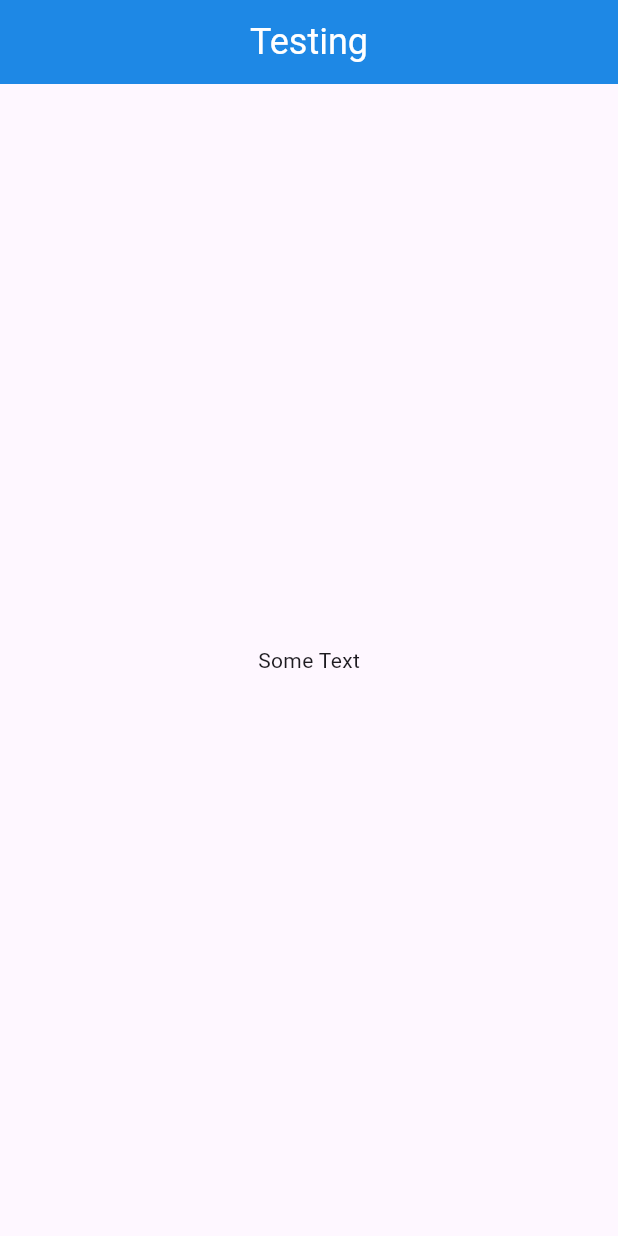
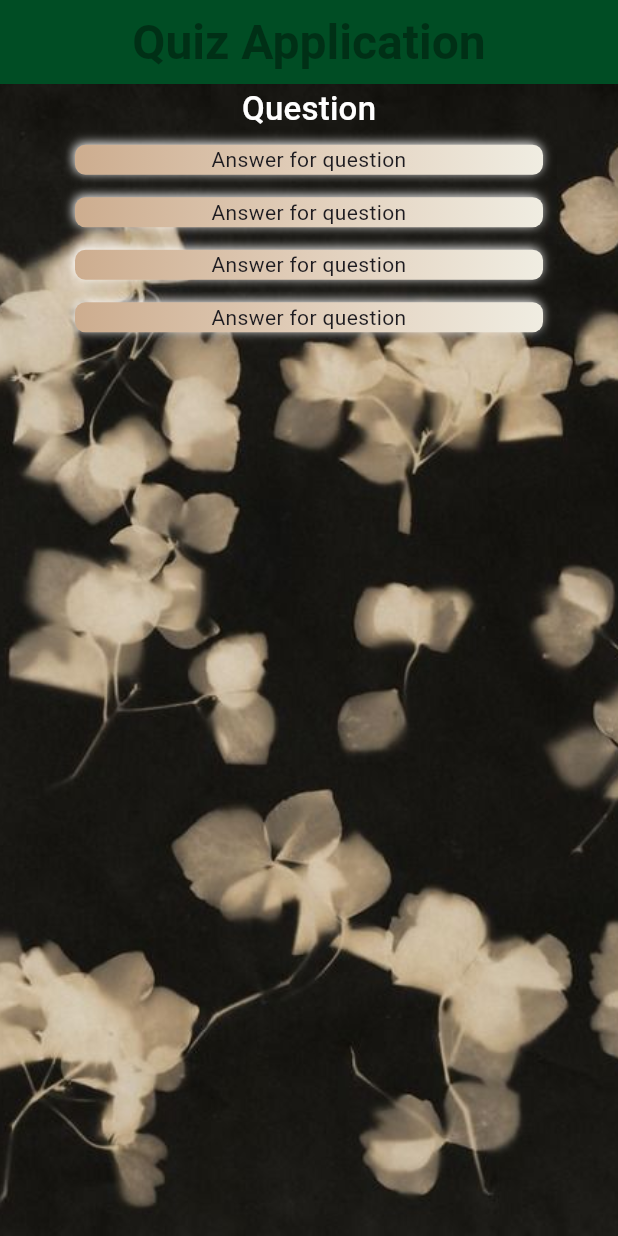
Before and after one commit to noragami66/Basics, a Flutter app: the screen it shows after launch, on a phone screen of 412 x 824 dp. Run offline on Flutter 3.47's test engine with Material 3 defaults, Android fonts, the phone set to English and light mode, and no system bars; Roboto replaces fonts that are missing (Georgia).

Commit message:
Lesson 7. Answers and questions

```diff
--- a/lib/ContainerSample/edge_insets_margin_padding2.dart
+++ b/lib/ContainerSample/edge_insets_margin_padding2.dart
@@ -16,8 +16,8 @@ class MyContainer2 extends StatelessWidget {
         height: 200,
         width: double.infinity,
         color: Colors.blue[300],
-        padding: EdgeInsets.all(50),
-        margin: EdgeInsets.symmetric(horizontal: 20),
+        padding: const EdgeInsets.all(50),
+        margin: const EdgeInsets.symmetric(horizontal: 20),
         child: const Text('Some text',
         textAlign: TextAlign.center,
         ),
--- a/lib/ContainerSample/image_container.dart
+++ b/lib/ContainerSample/image_container.dart
@@ -14,7 +14,7 @@ class MyContainer extends StatelessWidget {
         body: Container(
           height: 300,
           width: 400,
-          margin: EdgeInsets.all(15),
+          margin: const EdgeInsets.all(15),
           decoration: BoxDecoration(
             image: DecorationImage(
               image: Image.network(
--- a/lib/Example/favorite_widget.dart
+++ b/lib/Example/favorite_widget.dart
@@ -19,7 +19,7 @@ class _FavoriteWidgetState extends State<FavoriteWidget> {
           child: IconButton(
               onPressed: _toggleFavorite,
               color: Colors.purple[600],
-              icon: (_isFavorite ? Icon(Icons.favorite) : Icon(Icons.favorite_border))),
+              icon: (_isFavorite ? const Icon(Icons.favorite) : const Icon(Icons.favorite_border))),
         ),
         SizedBox(
           width: 40,
--- a/lib/Example/main.dart
+++ b/lib/Example/main.dart
@@ -2,7 +2,7 @@ import 'package:flutter/material.dart';
 import 'person_widget.dart';
 
 
-void main() => runApp(CardApp());
+void main() => runApp(const CardApp());
 
 class CardApp extends StatelessWidget {
   const CardApp({super.key});
@@ -13,7 +13,7 @@ class CardApp extends StatelessWidget {
       title: 'Card Application',
       debugShowCheckedModeBanner: false,
       theme: ThemeData(
-        appBarTheme: AppBarTheme(
+        appBarTheme: const AppBarTheme(
           color: Colors.black12,
           titleTextStyle: TextStyle(
             fontSize: 32,
@@ -22,7 +22,7 @@ class CardApp extends StatelessWidget {
           ),
         ),
       ),
-      home: PersonWidget(),
+      home: const PersonWidget(),
     );
   }
 }
--- a/lib/TextSample/my_text.dart
+++ b/lib/TextSample/my_text.dart
@@ -7,7 +7,7 @@ class MyText extends StatelessWidget {
   Widget build(BuildContext context) {
     return Scaffold(
       appBar: AppBar(
-        title: Text('Text Theory'),
+        title: const Text('Text Theory'),
       ),
       body: Row(
         children: [
--- /dev/null
+++ b/lib/Widgets/answer.dart
@@ -0,0 +1,35 @@
+import 'package:flutter/material.dart';
+
+class Answer extends StatelessWidget {
+  const Answer({super.key});
+
+  @override
+  Widget build(BuildContext context) {
+    return Container(
+      child: Text(
+        'Answer for question',
+        textAlign: TextAlign.center,
+      ),
+      margin: EdgeInsets.symmetric(
+        horizontal: 50,
+        vertical: 7.5,
+      ),
+      width: double.infinity,
+      decoration: BoxDecoration(
+          boxShadow: [
+            BoxShadow(
+              color: Colors.white,
+              blurRadius: 5,
+              offset: Offset(-1, -1),
+            ),
+          ],
+          borderRadius: BorderRadius.circular(7),
+          gradient: LinearGradient(colors: [
+            Color(0xFFcdad8f),
+            Color(0xFFe1ceba),
+            Color(0xFFf0ede2),
+          ]),
+      ),
+    );
+  }
+}
--- a/lib/main.dart
+++ b/lib/main.dart
@@ -2,7 +2,7 @@ import 'package:basics/pages/home_page.dart';
 import 'package:flutter/material.dart';
 
 
-void main() => runApp(MyApp());
+void main() => runApp(const MyApp());
 
 class MyApp extends StatelessWidget {
   const MyApp({super.key});
@@ -12,16 +12,25 @@ class MyApp extends StatelessWidget {
     // создаем главный виджет, который в себе будет содержать все остальные виджеты
     return MaterialApp(
       //  основной виджет, основа для построения, отрисовки и тд
-      title: 'Quiz Application', // название для приложения (у иконки)
+      title: 'Quiz Application',
       debugShowCheckedModeBanner: false,
       theme: ThemeData(
-          appBarTheme: AppBarTheme(
-            color: Colors.blue[600],
-            titleTextStyle: const TextStyle(
-              color: Colors.white,
-              fontSize: 24,
-            ),
+        appBarTheme: const AppBarTheme(
+          color: Color(0xFF004d24),
+          titleTextStyle: TextStyle(
+              fontSize: 32,
+              color: Colors.black38,
+              fontWeight: FontWeight.bold,
+              fontFamily: 'Georgia',
           ),
+        ),
+        textTheme: TextTheme(
+          titleMedium: TextStyle(
+            fontSize: 22,
+            color: Colors.white,
+            fontFamily: 'Georgia',
+          )
+        )
       ),
       home: const HomePage(),
     );
--- a/lib/models/Question.dart
+++ b/lib/models/Question.dart
@@ -1,4 +1,3 @@
-import 'package:flutter/foundation.dart';
 
 class Question {
   final String title;
--- a/lib/pages/home_page.dart
+++ b/lib/pages/home_page.dart
@@ -1,4 +1,6 @@
 import 'package:flutter/material.dart';
+import 'package:basics/models/Question.dart';
+import 'package:basics/Widgets/answer.dart';
 
 class HomePage extends StatefulWidget {
   const HomePage({super.key});
@@ -8,17 +10,39 @@ class HomePage extends StatefulWidget {
 }
 
 class _HomePageState extends State<HomePage> {
+  final QuestionData data = QuestionData();
+  final int _CountResult = 0;
+  final int _questionIndex = 0;
+
   @override
   Widget build(BuildContext context) {
     return Scaffold(
       appBar: AppBar(
-        title: const Center(child: Text('Testing')),
+        title: const Center(child: Text('Quiz Application')),
       ),
       body: Container(
-        child: const Center(
-          child: Text('Some Text'),
-        ),
-      ),
+          constraints: BoxConstraints.expand(),
+          decoration: BoxDecoration(
+            color: Colors.black,
+            image: DecorationImage(
+              image: AssetImage('assets/images/background.jpg'),
+              fit: BoxFit.cover,
+            ),
+          ),
+          child: Column(
+            children: [
+              Container(
+                child: Text(
+                  'Question',
+                  style: Theme.of(context).textTheme.titleMedium,
+                ),
+              ),
+              Answer(),
+              Answer(),
+              Answer(),
+              Answer(),
+            ],
+          )),
     );
   }
 }
```
Also changed, not shown: lib/Example/person_widget.dart (+12 -12 lines), assets/images/background.jpg (added).
